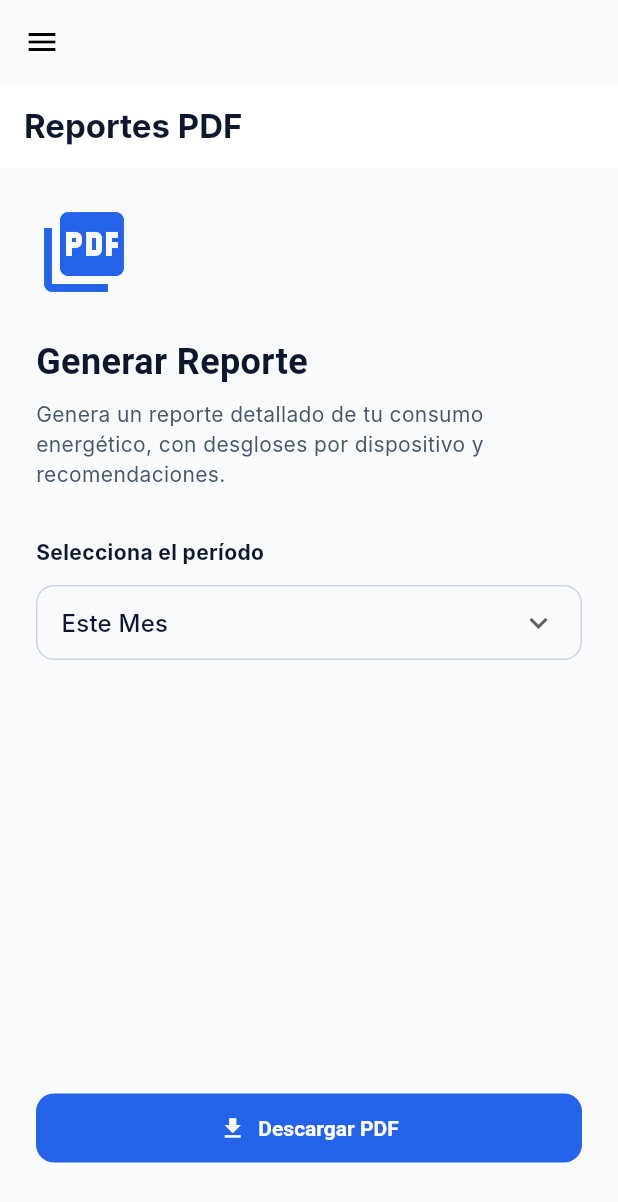
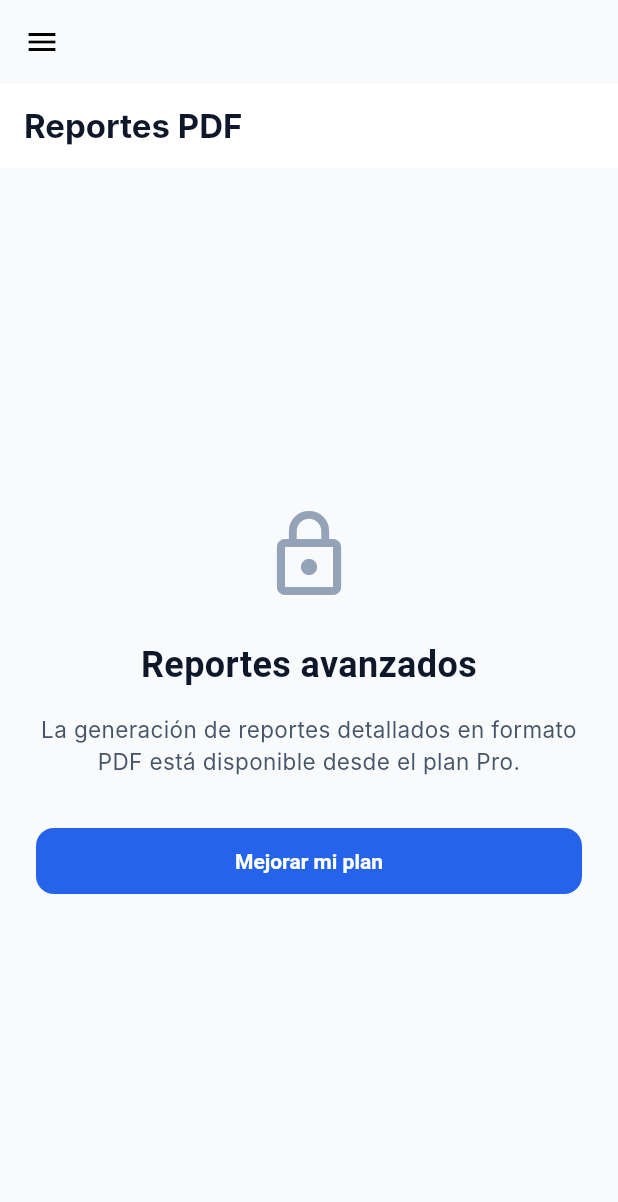
Before and after one commit to SEMS-Diseno-de-Experimentos/SEMS-Mobile-App, a Flutter app: the ReportsScreen screen opened by its route, on a phone screen of 412 x 824 dp. Shown: the top 1202 px of the screen. Run offline on Flutter 3.47's test engine with Material 3 defaults, Android fonts, the phone set to English and light mode, and no system bars; our stand-ins replace dio, fl_chart, flutter_dotenv, flutter_secure_storage, go_router, pdf and 2 more; missing offline and left inert: mobile_scanner; accounts and stored records are empty; network calls fail; Roboto replaces fonts that are missing (Inter, Sora).

```diff
--- a/lib/features/analytics/presentation/screens/analytics_screen.dart
+++ b/lib/features/analytics/presentation/screens/analytics_screen.dart
@@ -49,7 +49,7 @@ class _AnalyticsScreenState extends State<AnalyticsScreen> {
         _prediction = futures[0] as BillPrediction;
         _recommendations = futures[1] as List<Recommendation>;
         _ranking = futures[2] as List<ConsumptionRanking>;
-        _sub = futures[3] as Subscription;
+        _sub = futures[3] as Subscription?;
         _loading = false;
       });
     } catch (e, stack) {
@@ -117,7 +117,7 @@ class _AnalyticsScreenState extends State<AnalyticsScreen> {
                   borderRadius: BorderRadius.circular(SemsTheme.cardRadius),
                   boxShadow: [
                     BoxShadow(
-                      color: SemsColors.blue600.withOpacity(0.3),
+                      color: SemsColors.blue600.withValues(alpha: 0.3),
                       blurRadius: 10,
                       offset: const Offset(0, 4),
                     ),
--- a/lib/features/analytics/presentation/screens/reports_screen.dart
+++ b/lib/features/analytics/presentation/screens/reports_screen.dart
@@ -127,7 +127,7 @@ class _ReportsScreenState extends State<ReportsScreen> {
       ),
       body: Padding(
         padding: const EdgeInsets.all(24.0),
-        child: (_sub?.planName == 'Básico' || _sub?.planName == 'Free' || _sub?.price == 0) ? Column(
+        child: (_sub == null || _sub!.planName == 'Básico' || _sub!.planName == 'Free' || _sub!.price == 0) ? Column(
           mainAxisAlignment: MainAxisAlignment.center,
           crossAxisAlignment: CrossAxisAlignment.stretch,
           children: [
--- a/lib/features/auth/domain/entities/user.dart
+++ b/lib/features/auth/domain/entities/user.dart
@@ -6,12 +6,14 @@ class User {
   final String email;
   final String fullName;
   final UserRole role;
+  final String segment;
 
   const User({
     required this.id,
     required this.email,
     required this.fullName,
     this.role = UserRole.staff,
+    this.segment = 'RETAIL',
   });
 
   User copyWith({
@@ -19,31 +21,40 @@ class User {
     String? email,
     String? fullName,
     UserRole? role,
+    String? segment,
   }) =>
       User(
         id: id ?? this.id,
         email: email ?? this.email,
         fullName: fullName ?? this.fullName,
         role: role ?? this.role,
+        segment: segment ?? this.segment,
       );
 
   factory User.fromJson(Map<String, dynamic> json) => User(
-        id: json['id'] as String? ?? '',
-        email: json['email'] as String? ?? '',
-        fullName: json['fullName'] as String? ?? '',
-        role: _parseRole(json['role']),
+        id: (json['userId'] ?? json['id'] ?? '').toString(),
+        email: (json['emailAddress'] ?? json['email'] ?? '').toString(),
+        fullName: (json['fullName'] ?? json['name'] ?? '').toString(),
+        role: _parseRole(json['roles'] is List && (json['roles'] as List).isNotEmpty
+            ? (json['roles'] as List).first
+            : json['role']),
+        segment: json['segment']?.toString() ?? 'RETAIL',
       );
 
   Map<String, dynamic> toJson() => {
         'id': id,
+        'userId': id,
         'email': email,
+        'emailAddress': email,
         'fullName': fullName,
         'role': role.name.toUpperCase(),
+        'roles': [role.name.toUpperCase()],
+        'segment': segment,
       };
 
   static UserRole _parseRole(dynamic v) {
     final s = (v as String? ?? '').toUpperCase();
-    if (s == 'ADMIN') return UserRole.admin;
+    if (s.contains('ADMIN')) return UserRole.admin;
     return UserRole.staff;
   }
 }
@@ -51,6 +62,7 @@ class User {
 /// Auth response returned by login/register.
 class AuthResponse {
   final String token;
+  final String? refreshToken;
   final User user;
-  const AuthResponse({required this.token, required this.user});
+  const AuthResponse({required this.token, required this.user, this.refreshToken});
 }
```
Also changed, not shown: lib/features/auth/data/repositories/auth_repository_impl.dart (+87 -57 lines), 1 other file.
